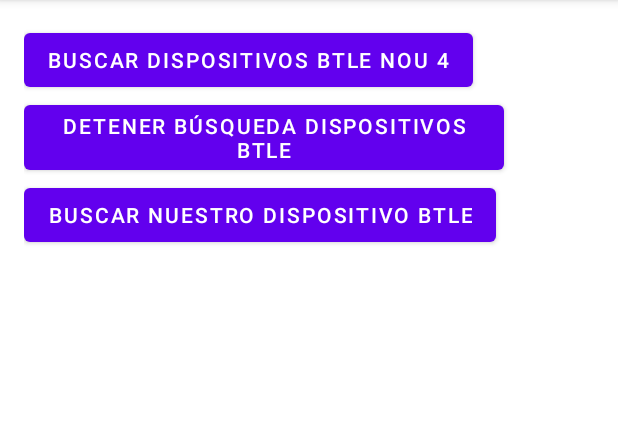
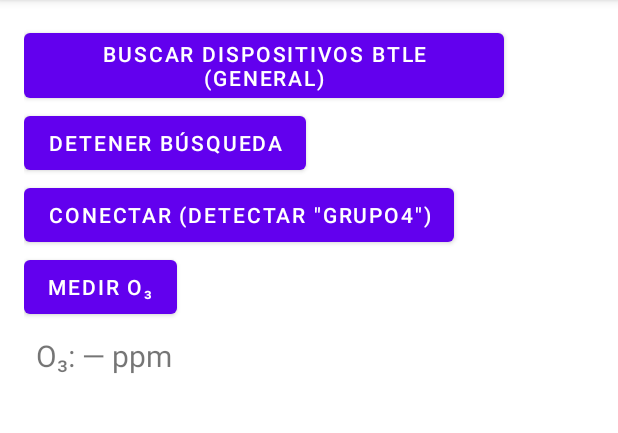
Before and after one commit to Marcvilag/Sprint0_ProyectoBiometria_MarcVilagrosa, an Android app: the screen it shows after launch (MainActivity), on a phone screen of 412 x 824 dp, the part 84-517 px from its top. Run offline under Robolectric (Android 15) with nearby library versions, the phone set to English and light mode, and no system bars.

Commit message:
Implementado medidor ozono

```diff
--- a/src/Android/app/src/main/res/layout/activity_main.xml
+++ b/src/Android/app/src/main/res/layout/activity_main.xml
@@ -11,23 +11,41 @@
 
     <Button
         android:id="@+id/botonBuscarDispositivosBTLE"
-        android:text="Buscar Dispositivos BTLE nou 4"
+        android:text="Buscar Dispositivos BTLE (general)"
         android:onClick="botonBuscarDispositivosBTLEPulsado"
         android:layout_width="wrap_content"
         android:layout_height="wrap_content" />
 
     <Button
         android:id="@+id/botonDetenerBusquedaDispositivosBTLE"
-        android:text="Detener búsqueda Dispositivos BTLE"
+        android:text="Detener búsqueda"
         android:onClick="botonDetenerBusquedaDispositivosBTLEPulsado"
         android:layout_width="wrap_content"
         android:layout_height="wrap_content" />
 
+    <!-- CONECTAR (detectar por nombre) -->
     <Button
         android:id="@+id/botonBuscarNuestroDispositivoBTLE"
-        android:text="Buscar nuestro dispositivo BTLE"
+        android:text="Conectar (detectar &quot;Grupo4&quot;)"
         android:onClick="botonBuscarNuestroDispositivoBTLEPulsado"
         android:layout_width="wrap_content"
         android:layout_height="wrap_content" />
 
+    <!-- MEDIR O₃ (one-shot) -->
+    <Button
+        android:id="@+id/btnMedirO3"
+        android:text="Medir O₃"
+        android:onClick="botonMedirO3Pulsado"
+        android:layout_width="wrap_content"
+        android:layout_height="wrap_content" />
+
+    <!-- Mostrar O₃ -->
+    <TextView
+        android:id="@+id/textO3"
+        android:layout_width="wrap_content"
+        android:layout_height="wrap_content"
+        android:text="O₃: — ppm"
+        android:textSize="20sp"
+        android:padding="8dp" />
+
 </android.widget.LinearLayout>
```
Also changed, not shown: src/Android/app/src/main/java/org/example/btlealumnos2021marc/MainActivity.java (+86 -58 lines), 3 other files.
